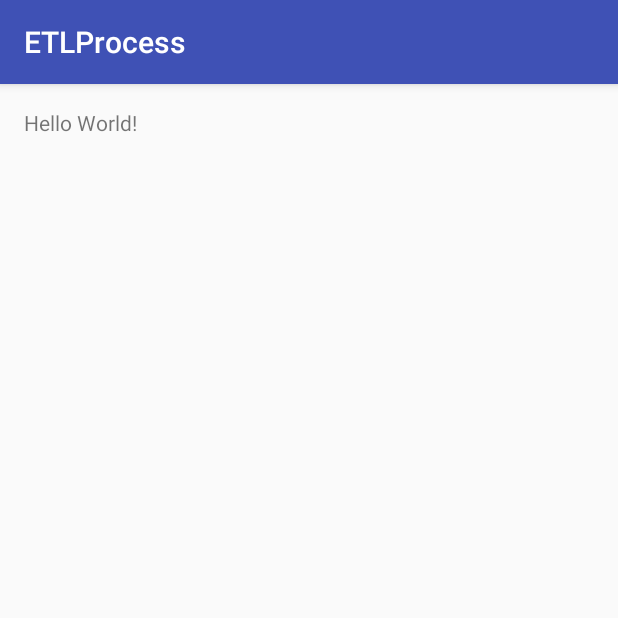
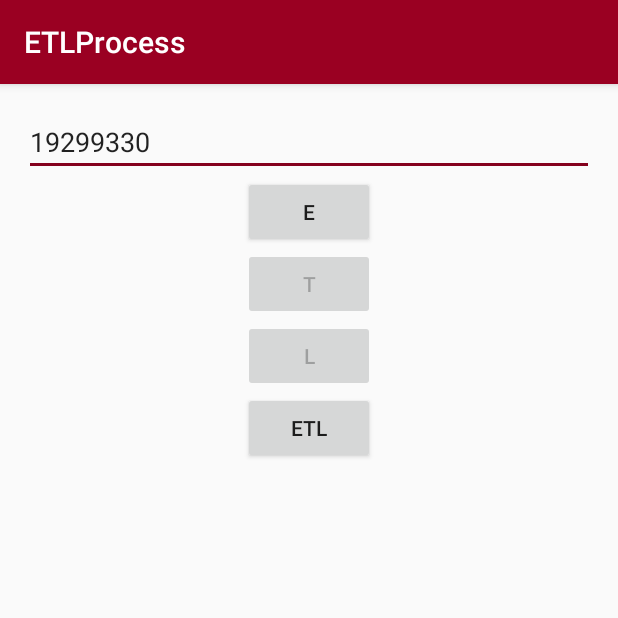
Before and after one commit to szymonnn/ETLProcess, an Android app: the screen it shows after launch (MainActivity), on a phone screen of 412 x 824 dp, the top half of it. Run offline under Robolectric (Android 15) with nearby library versions, the phone set to English and light mode, and no system bars; our stand-ins replace ButterKnife, Volley.

```diff
--- a/app/build.gradle
+++ b/app/build.gradle
@@ -1,4 +1,5 @@
 apply plugin: 'com.android.application'
+apply plugin: 'android-apt'
 
 android {
     compileSdkVersion 24
@@ -23,4 +24,8 @@ dependencies {
     compile fileTree(dir: 'libs', include: ['*.jar'])
     testCompile 'junit:junit:4.12'
     compile 'com.android.support:appcompat-v7:24.2.1'
+    compile 'com.mcxiaoke.volley:library:1.0.19'
+    compile 'com.jakewharton:butterknife:8.4.0'
+    apt 'com.jakewharton:butterknife-compiler:8.4.0'
+    compile 'org.jsoup:jsoup:1.9.2'
 }
--- a/app/src/main/AndroidManifest.xml
+++ b/app/src/main/AndroidManifest.xml
@@ -2,6 +2,7 @@
 <manifest xmlns:android="http://schemas.android.com/apk/res/android"
     package="pl.krakow.uek">
 
+    <uses-permission android:name="android.permission.INTERNET"/>
     <application
         android:allowBackup="true"
         android:icon="@mipmap/ic_launcher"
--- a/app/src/main/res/layout/activity_main.xml
+++ b/app/src/main/res/layout/activity_main.xml
@@ -1,5 +1,5 @@
 <?xml version="1.0" encoding="utf-8"?>
-<RelativeLayout xmlns:android="http://schemas.android.com/apk/res/android"
+<LinearLayout xmlns:android="http://schemas.android.com/apk/res/android"
     xmlns:tools="http://schemas.android.com/tools"
     android:layout_width="match_parent"
     android:layout_height="match_parent"
@@ -7,10 +7,44 @@
     android:paddingLeft="@dimen/activity_horizontal_margin"
     android:paddingRight="@dimen/activity_horizontal_margin"
     android:paddingTop="@dimen/activity_vertical_margin"
+    android:orientation="vertical"
     tools:context="pl.krakow.uek.MainActivity">
 
-    <TextView
+    <EditText
+        android:id="@+id/edit_text"
+        android:hint="Wpisz id produktu"
+        android:layout_gravity="center"
+        android:text="19299330"
+        android:inputType="number"
+        android:layout_width="match_parent"
+        android:layout_height="wrap_content" />
+    <Button
+        android:id="@+id/e_button"
         android:layout_width="wrap_content"
         android:layout_height="wrap_content"
-        android:text="Hello World!" />
-</RelativeLayout>
+        android:layout_gravity="center"
+        android:text="E"/>
+
+    <Button
+        android:id="@+id/t_button"
+        android:layout_width="wrap_content"
+        android:layout_height="wrap_content"
+        android:layout_gravity="center"
+        android:enabled="false"
+        android:text="T"/>
+
+    <Button
+        android:id="@+id/l_button"
+        android:layout_width="wrap_content"
+        android:layout_height="wrap_content"
+        android:layout_gravity="center"
+        android:enabled="false"
+        android:text="L"/>
+
+    <Button
+        android:id="@+id/etl_button"
+        android:layout_width="wrap_content"
+        android:layout_height="wrap_content"
+        android:layout_gravity="center"
+        android:text="ETL"/>
+</LinearLayout>
--- a/app/src/main/res/values/colors.xml
+++ b/app/src/main/res/values/colors.xml
@@ -1,6 +1,6 @@
 <?xml version="1.0" encoding="utf-8"?>
 <resources>
-    <color name="colorPrimary">#3F51B5</color>
-    <color name="colorPrimaryDark">#303F9F</color>
-    <color name="colorAccent">#FF4081</color>
+    <color name="colorPrimary">#9a0022</color>
+    <color name="colorPrimaryDark">#84001D</color>
+    <color name="colorAccent">#84001D</color>
 </resources>
--- a/build.gradle
+++ b/build.gradle
@@ -3,9 +3,11 @@
 buildscript {
     repositories {
         jcenter()
+        mavenCentral()
     }
     dependencies {
         classpath 'com.android.tools.build:gradle:2.1.2'
+        classpath 'com.neenbedankt.gradle.plugins:android-apt:1.8'
 
         // NOTE: Do not place your application dependencies here; they belong
         // in the individual module build.gradle files
```
Also changed, not shown: app/src/main/java/pl/krakow/uek/MainActivity.java (+116 -1 lines), app/src/main/java/pl/krakow/uek/Product.java (added, +14 -0 lines), app/src/main/java/pl/krakow/uek/Review.java (added, +19 -0 lines).
